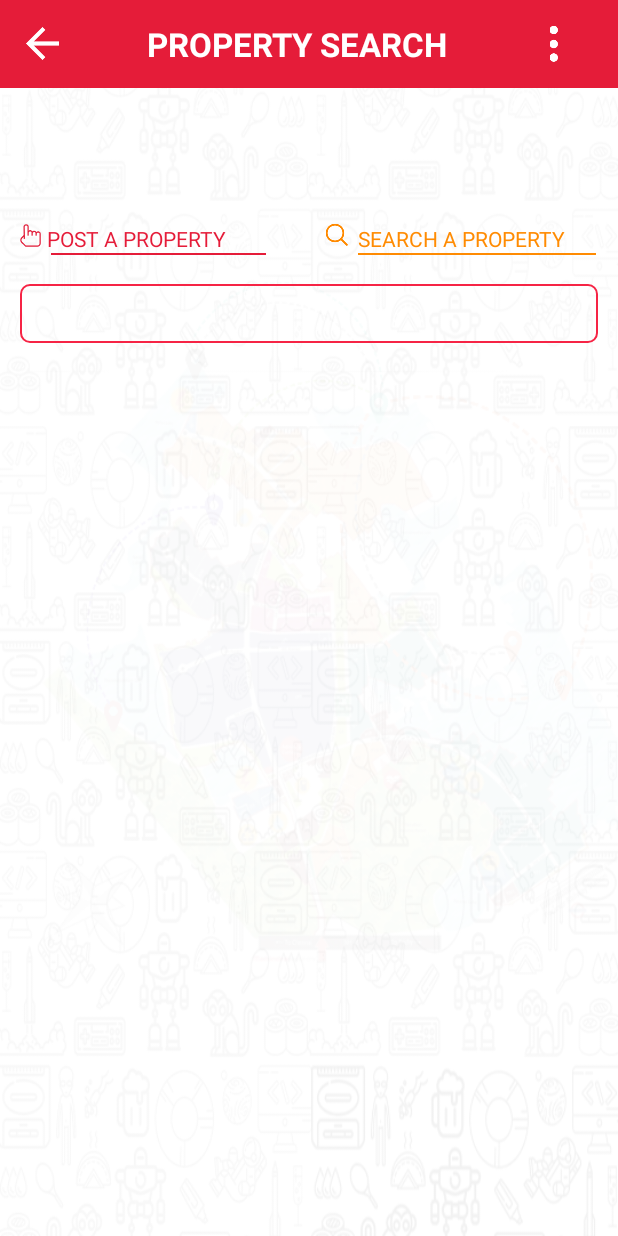
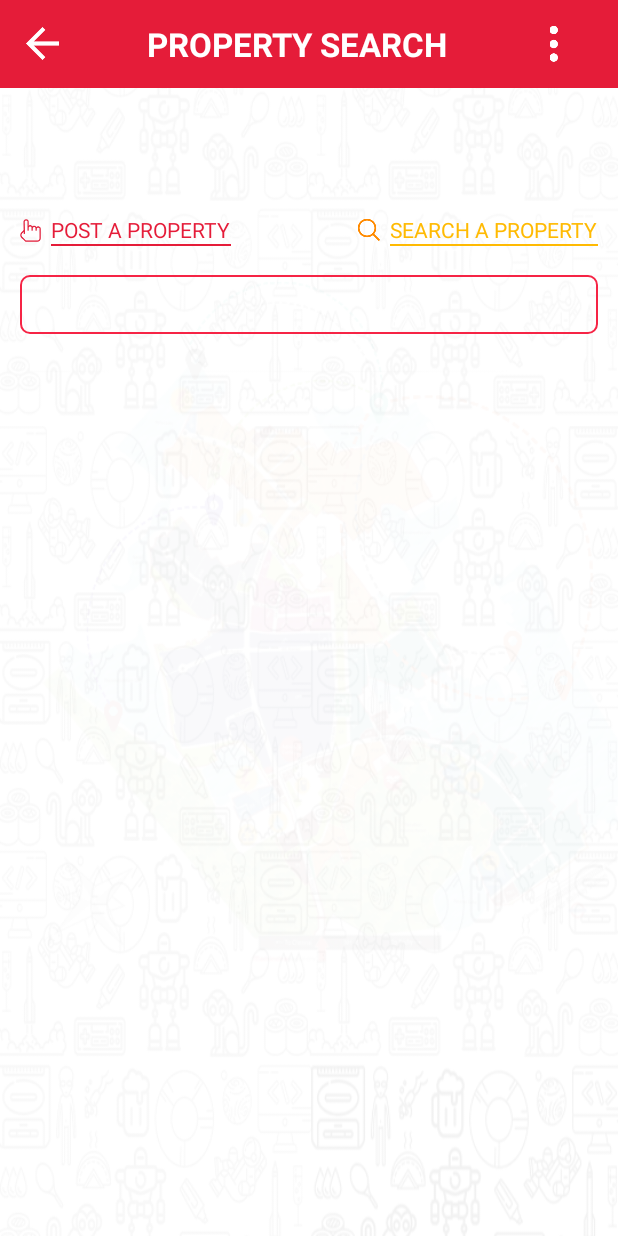
Before and after one commit to SQGit/mCity, an Android app: the layout rental_history.xml on its own in the app's theme, with its tools: preview values and no code run, on a phone screen of 412 x 824 dp. Run offline under Robolectric (Android 15) with nearby library versions, the phone set to English and light mode, and no system bars.

```diff
--- a/app/src/main/java/mcity/com/mcity/RentalHistory.java
+++ b/app/src/main/java/mcity/com/mcity/RentalHistory.java
@@ -66,6 +66,7 @@ public class RentalHistory extends TabActivity {
     //ListView listview;
     String token, uid,imagepath;
 
+    LinearLayout lt_postproperty,lt_searchproperty;
     private int[] IMAGE_IDS = {
             R.drawable.ad1,R.drawable.ad2};
 
@@ -75,10 +76,12 @@ public class RentalHistory extends TabActivity {
         super.onCreate(savedInstanceState);
         setContentView(R.layout.rental_history);
 
-        txt_post=(TextView)findViewById(R.id.txt_post);
-        txt_search=(TextView)findViewById(R.id.txt_search);
+       // txt_post=(TextView)findViewById(R.id.txt_post);
+       // txt_search=(TextView)findViewById(R.id.txt_search);
         back_arrow=(LinearLayout) findViewById(R.id.back_arrow);
         slidingimage = (ImageView) findViewById(R.id.iv);
+        lt_postproperty = (LinearLayout) findViewById(R.id.layout_postproperty);
+        lt_searchproperty = (LinearLayout) findViewById(R.id.layout_searchproperty);
 
         //listview=(ListView)findViewById(R.id.listView) ;
 
@@ -113,7 +116,7 @@ public class RentalHistory extends TabActivity {
         }, delay, period);
 
 
-        txt_post.setOnClickListener(new View.OnClickListener() {
+        lt_postproperty.setOnClickListener(new View.OnClickListener() {
             @Override
             public void onClick(View v) {
 
@@ -124,7 +127,7 @@ public class RentalHistory extends TabActivity {
         });
 
 
-        txt_search.setOnClickListener(new View.OnClickListener() {
+        lt_searchproperty.setOnClickListener(new View.OnClickListener() {
             @Override
             public void onClick(View v) {
 
--- a/app/src/main/res/layout/rental_history.xml
+++ b/app/src/main/res/layout/rental_history.xml
@@ -104,6 +104,7 @@
         android:layout_marginTop="@dimen/_100sdp"
         android:orientation="vertical">
 
+<!--
         <LinearLayout
             android:layout_width="match_parent"
             android:layout_height="wrap_content"
@@ -183,6 +184,89 @@
 
 
         </LinearLayout>
+-->
+        <LinearLayout
+            android:layout_width="match_parent"
+            android:layout_height="wrap_content"
+            android:orientation="horizontal"
+            android:layout_marginTop="@dimen/_5sdp"
+            android:layout_marginLeft="@dimen/_5sdp"
+            android:layout_marginRight="@dimen/_5sdp"
+           >
+            <LinearLayout
+                android:layout_width="match_parent"
+                android:id="@+id/layout_postproperty"
+                android:layout_height="wrap_content"
+                android:orientation="horizontal"
+                android:layout_gravity="center"
+                android:layout_weight="1"
+                android:paddingTop="@dimen/_5sdp"
+                android:paddingLeft="@dimen/_5sdp"
+                >
+                <ImageView
+                    android:layout_width="wrap_content"
+                    android:layout_height="wrap_content"
+                    android:layout_gravity="center"
+                    android:background="@drawable/post_hand"/>
+                <LinearLayout
+                    android:layout_width="wrap_content"
+                    android:layout_height="wrap_content"
+                    android:orientation="vertical"
+                    android:paddingLeft="@dimen/_5sdp">
+                    <TextView
+                        android:layout_width="wrap_content"
+                        android:layout_height="wrap_content"
+                        android:text="POST A PROPERTY"
+                        android:singleLine="true"
+                        android:maxLines="1"
+                        android:textSize="@dimen/_11sdp"
+                        android:textColor="@color/bg3"/>
+                    <View
+                        android:layout_width="match_parent"
+                        android:layout_height="@dimen/_1sdp"
+                        android:background="@color/bg3"/>
+                </LinearLayout>
+            </LinearLayout>
+
+            <LinearLayout
+                android:layout_width="match_parent"
+                android:layout_height="wrap_content"
+                android:orientation="horizontal"
+                android:layout_gravity="center"
+                android:id="@+id/layout_searchproperty"
+                android:gravity="end"
+                android:layout_weight="1"
+                android:paddingTop="@dimen/_5sdp"
+                android:paddingRight="@dimen/_5sdp">
+                <ImageView
+                    android:layout_width="wrap_content"
+                    android:layout_height="wrap_content"
+                    android:layout_gravity="center"
+                    android:background="@drawable/mysearch"/>
+                <LinearLayout
+                    android:layout_width="wrap_content"
+                    android:layout_height="wrap_content"
+                    android:orientation="vertical"
+                    android:paddingLeft="@dimen/_5sdp">
+
+                    <TextView
+                        android:layout_width="wrap_content"
+                        android:layout_height="wrap_content"
+                        android:text="SEARCH A PROPERTY"
+                        android:textSize="@dimen/_11sdp"
+                        android:singleLine="true"
+                        android:maxLines="1"
+                        android:textColor="@color/yellow"
+                        android:id="@+id/textView6" />
+
+                    <View
+                        android:layout_width="match_parent"
+                        android:layout_height="@dimen/_1sdp"
+                        android:background="@color/yellow"/>
+                </LinearLayout>
+            </LinearLayout>
+
+        </LinearLayout>
 
 
         <TabWidget
@@ -199,7 +283,7 @@
             android:id="@android:id/tabcontent"
             android:layout_width="fill_parent"
             android:layout_height="fill_parent"
-            android:layout_marginTop="@dimen/_10sdp">
+            android:layout_marginTop="@dimen/_1sdp">
 
 
         </FrameLayout>
```
